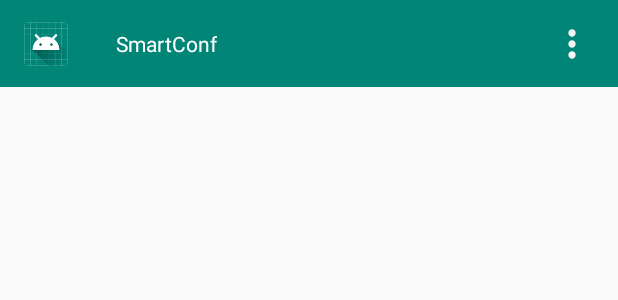
After one commit to MatiCG/SmartConf, an Android app: the layout actionbar_home_layout.xml on its own in the app's theme, with its tools: preview values and no code run, on a phone screen of 412 x 824 dp. The commit adds this screen. Shown: the top 300 px of the screen. Run offline under Robolectric (Android 15) with nearby library versions, the phone set to English and light mode, and no system bars.

Commit message:
[ADD] action bar Add the possibilty to create a custom actionbar git push

```diff
--- a/App-SmartConf/app/src/main/java/epitech/eip/smartconf/Adapters/HomeAdapter.kt
+++ b/App-SmartConf/app/src/main/java/epitech/eip/smartconf/Adapters/HomeAdapter.kt
@@ -12,10 +12,6 @@ import epitech.eip.smartconf.R
 class HomeAdapter(private var titles: List<String>, private var fragment: BaseFragment) : RecyclerView.Adapter<HomeAdapter.HomeViewHolder>() {
     override fun onCreateViewHolder(parent: ViewGroup, viewType: Int): HomeViewHolder {
         val view = LayoutInflater.from(parent.context).inflate(R.layout.recy_items_layout, parent, false)
-
-        view.setOnClickListener {
-
-        }
         return HomeViewHolder(view)
     }
 
@@ -25,7 +21,7 @@ class HomeAdapter(private var titles: List<String>, private var fragment: BaseFr
 
     override fun onBindViewHolder(holder: HomeViewHolder, position: Int) {
         holder.itemView.setOnClickListener {
-            fragment.placeFragment(MeetingDescFragment(false), R.id.root_frag_view)
+            fragment.placeFragment(MeetingDescFragment(false.takeIf { position == 0 || position == 2} ?: true), R.id.root_frag_view)
         }
         holder.meeting_title.text = titles[position]
     }
--- a/App-SmartConf/app/src/main/java/epitech/eip/smartconf/Fragments/AccountFragment.kt
+++ b/App-SmartConf/app/src/main/java/epitech/eip/smartconf/Fragments/AccountFragment.kt
@@ -5,4 +5,6 @@ import epitech.eip.smartconf.R
 
 class AccountFragment: BaseFragment() {
     override fun getLayout(): Int { return R.layout.frag_account_layout }
+    override fun shouldShowNavBar(): Boolean { return true }
+
 }
--- a/App-SmartConf/app/src/main/java/epitech/eip/smartconf/Fragments/SearchFragment.kt
+++ b/App-SmartConf/app/src/main/java/epitech/eip/smartconf/Fragments/SearchFragment.kt
@@ -5,4 +5,6 @@ import epitech.eip.smartconf.R
 
 class SearchFragment: BaseFragment() {
     override fun getLayout(): Int { return R.layout.frag_search_layout }
+    override fun shouldShowNavBar(): Boolean { return true }
+
 }
--- /dev/null
+++ b/App-SmartConf/app/src/main/res/drawable/ic_back.xml
@@ -0,0 +1,5 @@
+<vector android:height="24dp" android:tint="#F5F5F5"
+    android:viewportHeight="24.0" android:viewportWidth="24.0"
+    android:width="24dp" xmlns:android="http://schemas.android.com/apk/res/android">
+    <path android:fillColor="#FF000000" android:pathData="M20,11H7.83l5.59,-5.59L12,4l-8,8 8,8 1.41,-1.41L7.83,13H20v-2z"/>
+</vector>
--- /dev/null
+++ b/App-SmartConf/app/src/main/res/drawable/ic_more.xml
@@ -0,0 +1,5 @@
+<vector android:height="24dp" android:tint="#F5F5F5"
+    android:viewportHeight="24.0" android:viewportWidth="24.0"
+    android:width="24dp" xmlns:android="http://schemas.android.com/apk/res/android">
+    <path android:fillColor="#FF000000" android:pathData="M12,8c1.1,0 2,-0.9 2,-2s-0.9,-2 -2,-2 -2,0.9 -2,2 0.9,2 2,2zM12,10c-1.1,0 -2,0.9 -2,2s0.9,2 2,2 2,-0.9 2,-2 -0.9,-2 -2,-2zM12,16c-1.1,0 -2,0.9 -2,2s0.9,2 2,2 2,-0.9 2,-2 -0.9,-2 -2,-2z"/>
+</vector>
--- /dev/null
+++ b/App-SmartConf/app/src/main/res/layout/actionbar_home_layout.xml
@@ -0,0 +1,44 @@
+<?xml version="1.0" encoding="utf-8"?>
+<androidx.constraintlayout.widget.ConstraintLayout xmlns:android="http://schemas.android.com/apk/res/android"
+    xmlns:app="http://schemas.android.com/apk/res-auto"
+    xmlns:tools="http://schemas.android.com/tools"
+    android:layout_width="match_parent"
+    android:background="@color/colorPrimary"
+    android:layout_height="58dp"
+    android:orientation="vertical">
+
+    <ImageView
+        android:id="@+id/imageView"
+        android:layout_width="29dp"
+        android:layout_height="29dp"
+        android:layout_marginStart="16dp"
+        android:layout_marginTop="16dp"
+        android:layout_marginBottom="16dp"
+        app:layout_constraintBottom_toBottomOf="parent"
+        app:layout_constraintStart_toStartOf="parent"
+        app:layout_constraintTop_toTopOf="parent"
+        app:srcCompat="@mipmap/ic_launcher" />
+
+    <TextView
+        android:id="@+id/textView2"
+        android:layout_width="wrap_content"
+        android:layout_height="wrap_content"
+        android:layout_marginStart="32dp"
+        android:text="SmartConf"
+        android:textColor="#FFFFFF"
+        app:layout_constraintBottom_toBottomOf="parent"
+        app:layout_constraintStart_toEndOf="@+id/imageView"
+        app:layout_constraintTop_toTopOf="parent" />
+
+    <Button
+        android:id="@+id/button"
+        android:layout_width="29dp"
+        android:layout_height="29dp"
+        android:layout_marginTop="16dp"
+        android:layout_marginEnd="16dp"
+        android:layout_marginBottom="16dp"
+        android:background="@drawable/ic_more"
+        app:layout_constraintBottom_toBottomOf="parent"
+        app:layout_constraintEnd_toEndOf="parent"
+        app:layout_constraintTop_toTopOf="parent" />
+</androidx.constraintlayout.widget.ConstraintLayout>
--- a/App-SmartConf/app/src/main/res/layout/frag_home_layout.xml
+++ b/App-SmartConf/app/src/main/res/layout/frag_home_layout.xml
@@ -7,7 +7,7 @@
     android:layout_height="match_parent">
 
     <com.google.android.material.floatingactionbutton.FloatingActionButton
-        android:id="@+id/floatingActionButton2"
+        android:id="@+id/fab"
         android:layout_width="wrap_content"
         android:layout_height="wrap_content"
         android:layout_marginEnd="32dp"
--- a/App-SmartConf/app/src/main/res/values/styles.xml
+++ b/App-SmartConf/app/src/main/res/values/styles.xml
@@ -1,7 +1,7 @@
 <resources>
 
     <!-- Base application theme. -->
-    <style name="AppTheme" parent="Theme.AppCompat.Light.DarkActionBar">
+    <style name="AppTheme" parent="Theme.AppCompat.Light.NoActionBar">
         <!-- Customize your theme here. -->
         <item name="colorPrimary">@color/colorPrimary</item>
         <item name="colorPrimaryDark">@color/colorPrimaryDark</item>
```
Also changed, not shown: App-SmartConf/app/src/main/java/epitech/eip/smartconf/BaseClass/BaseFragment.kt (+7 -2 lines), App-SmartConf/app/src/main/java/epitech/eip/smartconf/Fragments/HomeFragment.kt (+8 -1 lines), App-SmartConf/app/src/main/java/epitech/eip/smartconf/Fragments/MeetingCreatorFragment.kt (added, +9 -0 lines), App-SmartConf/app/src/main/java/epitech/eip/smartconf/Fragments/MeetingDescFragment.kt (+16 -0 lines), App-SmartConf/app/src/main/res/layout/actionbar_return_layout.xml (added, +19 -0 lines), App-SmartConf/app/src/main/res/layout/activity_main.xml (+14 -3 lines), App-SmartConf/app/src/main/res/layout/frag_addevent_layout.xml (+61 -88 lines), App-SmartConf/app/src/main/res/layout/fragelem_readytostart_layout.xml (renamed from App-SmartConf/app/src/main/AndroidManifest.xml, +13 -19 lines).
